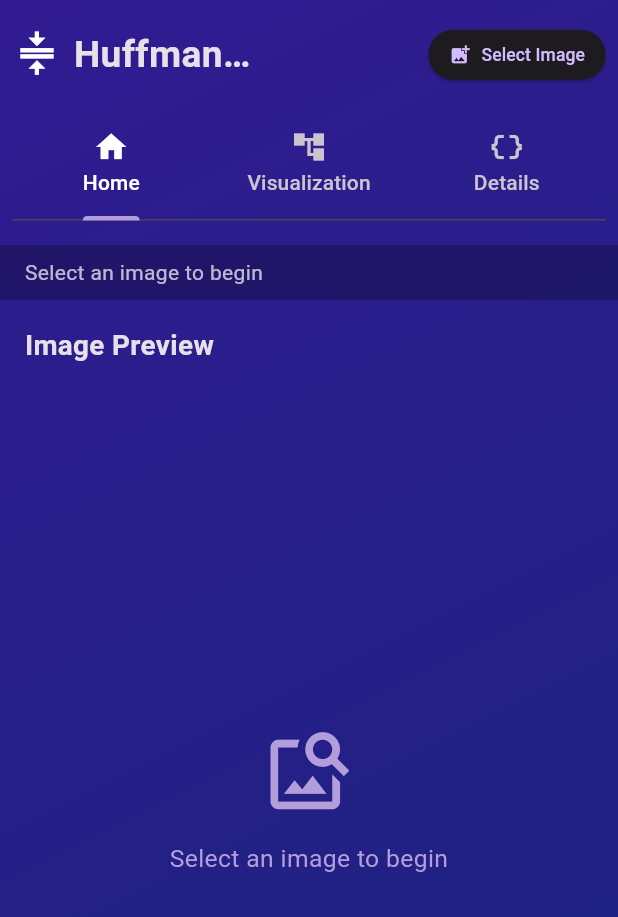
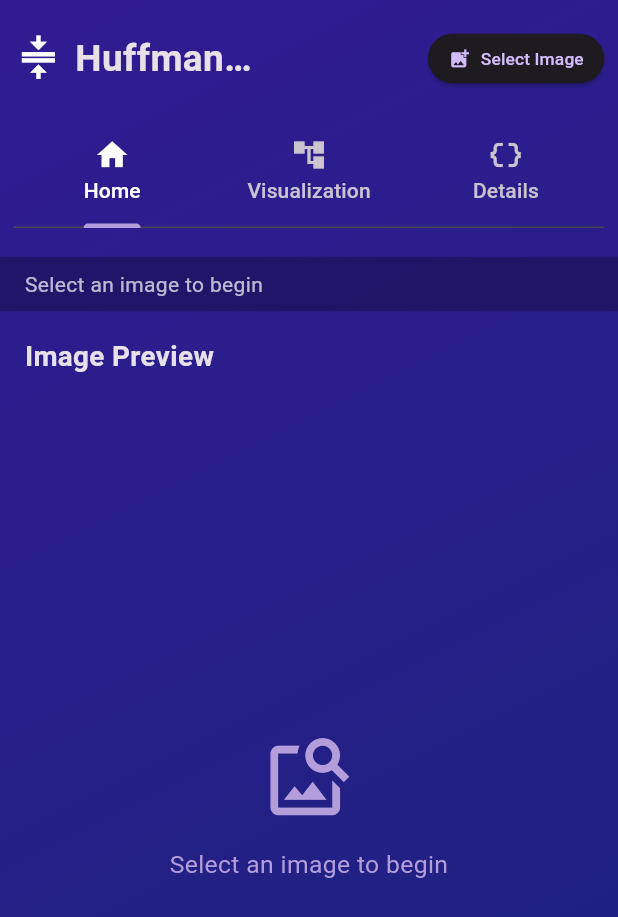
Before and after one commit to MahmoudShawky1612/huffman_image_compression_visualizar, a Flutter app: the screen it shows after launch, on a phone screen of 412 x 824 dp. Shown: the top 917 px of the screen. Run offline on Flutter 3.47's test engine with Material 3 defaults, Android fonts, the phone set to English and light mode, and no system bars; our stand-ins replace file_picker, flutter_animate, flutter_screenutil, pdf, permission_handler.

Commit message:
make it responsive by using flutter screen util

```diff
--- a/lib/app_bar_widget.dart
+++ b/lib/app_bar_widget.dart
@@ -1,4 +1,5 @@
 import 'package:flutter/material.dart';
+import 'package:flutter_screenutil/flutter_screenutil.dart';
 
 class AppBarWidget extends StatelessWidget {
   final Size screenSize;
@@ -18,20 +19,20 @@ class AppBarWidget extends StatelessWidget {
   Widget build(BuildContext context) {
     return Container(
       padding: EdgeInsets.symmetric(
-        vertical: screenSize.height * 0.02,
-        horizontal: screenSize.width * 0.02,
+        vertical: 16.h,
+        horizontal: 8.w,
       ),
       child: Column(
         children: [
           Row(
             children: [
-              Icon(Icons.compress, size: screenSize.width * 0.08),
+              Icon(Icons.compress, size: 28.8.w),
               const SizedBox(width: 8),
               Flexible(
                 child: Text(
                   'Huffman Image Compressor',
                   style: TextStyle(
-                    fontSize: screenSize.width * 0.06,
+                    fontSize: 21.6.sp,
                     fontWeight: FontWeight.bold,
                   ),
                   overflow: TextOverflow.ellipsis,
@@ -47,8 +48,8 @@ class AppBarWidget extends StatelessWidget {
                     label: const Text('Select Image'),
                     style: ElevatedButton.styleFrom(
                       padding: EdgeInsets.symmetric(
-                        horizontal: screenSize.width * 0.04,
-                        vertical: screenSize.height * 0.01,
+                        horizontal: 14.4.w,
+                        vertical: 4.h,
                       ),
                     ),
                   ),
@@ -56,7 +57,7 @@ class AppBarWidget extends StatelessWidget {
               ),
             ],
           ),
-          SizedBox(height: screenSize.height * 0.02),
+          SizedBox(height: 16.h),
           TabBar(
             controller: tabController,
             tabs: const [
--- a/lib/home_tab_widget.dart
+++ b/lib/home_tab_widget.dart
@@ -1,6 +1,7 @@
 import 'dart:io';
 
 import 'package:flutter/material.dart';
+import 'package:flutter_screenutil/flutter_screenutil.dart';
 
 class HomeTabWidget extends StatelessWidget {
   final Size screenSize;
@@ -19,18 +20,18 @@ class HomeTabWidget extends StatelessWidget {
   @override
   Widget build(BuildContext context) {
     return Padding(
-      padding: EdgeInsets.all(screenSize.width * 0.04),
+      padding: EdgeInsets.all(14.4.w),
       child: Column(
         crossAxisAlignment: CrossAxisAlignment.start,
         children: [
           Text(
             'Image Preview',
             style: TextStyle(
-              fontSize: screenSize.width * 0.045,
+              fontSize: 16.2.sp,
               fontWeight: FontWeight.bold,
             ),
           ),
-          SizedBox(height: screenSize.height * 0.02),
+          SizedBox(height: 13.8.h),
           Expanded(
             child: Center(
               child:
@@ -51,11 +52,11 @@ class HomeTabWidget extends StatelessWidget {
     return Card(
       elevation: 8,
       shape: RoundedRectangleBorder(
-        borderRadius: BorderRadius.circular(screenSize.width * 0.04),
+        borderRadius: BorderRadius.circular(14.4.w),
       ),
       color: Colors.black12,
       child: Padding(
-        padding: EdgeInsets.all(screenSize.width * 0.04),
+        padding: EdgeInsets.all(14.4.w),
         child: LayoutBuilder(
           builder: (context, constraints) {
             final imageSize = constraints.maxWidth * 0.4;
@@ -72,28 +73,28 @@ class HomeTabWidget extends StatelessWidget {
                       originalImage.hashCode.toString(),
                       imageSize,
                     ),
-                  SizedBox(width: screenSize.width * 0.04),
+                  SizedBox(width: 14.4.w),
                   Column(
                     mainAxisAlignment: MainAxisAlignment.center,
                     children: [
                       Icon(
                         Icons.arrow_forward,
                         color: Colors.deepPurple.shade200,
-                        size: screenSize.width * 0.08,
+                        size: 28.8.w,
                       ),
-                      SizedBox(height: screenSize.height * 0.01),
+                      SizedBox(height: 6.9.h),
                       if (compressionRatio != null)
                         Text(
                           '${compressionRatio!.toStringAsFixed(2)}x smaller',
                           style: TextStyle(
                             color: Colors.deepPurple.shade200,
                             fontWeight: FontWeight.bold,
-                            fontSize: screenSize.width * 0.035,
+                            fontSize: 12.6.sp,
                           ),
                         ),
                     ],
                   ),
-                  SizedBox(width: screenSize.width * 0.04),
+                  SizedBox(width: 14.4.w),
                   if (grayscaleImage != null)
                     _buildImageCard(
                       'Grayscale (.hff output)',
@@ -121,32 +122,33 @@ class HomeTabWidget extends StatelessWidget {
     return Column(
       children: [
         ClipRRect(
-          borderRadius: BorderRadius.circular(8),
+          borderRadius: BorderRadius.circular(8.r),
           child: Container(
             width: imageSize,
             height: imageSize,
             decoration: BoxDecoration(
-              border: Border.all(color: color, width: 2),
-              borderRadius: BorderRadius.circular(8),
+              border: Border.all(color: color, width: 2.w),
+              borderRadius: BorderRadius.circular(8.r),
             ),
             child: Image.file(image, fit: BoxFit.cover, key: ValueKey(key)),
           ),
         ),
-        SizedBox(height: imageSize * 0.05),
+        SizedBox(height: (imageSize * 0.05).h),
         Container(
           padding: EdgeInsets.symmetric(
-            horizontal: imageSize * 0.08,
-            vertical: imageSize * 0.03,
+            horizontal: (imageSize * 0.08).w,
+            vertical: (imageSize * 0.03).h,
           ),
           decoration: BoxDecoration(
             color: color,
-            borderRadius: BorderRadius.circular(imageSize * 0.08),
+            borderRadius: BorderRadius.circular((imageSize * 0.08).r),
           ),
           child: Text(
             label,
-            style: const TextStyle(
+            style:   TextStyle(
               color: Colors.white,
               fontWeight: FontWeight.bold,
+              fontSize: 14.4.sp,
             ),
           ),
         ),
@@ -161,15 +163,15 @@ class HomeTabWidget extends StatelessWidget {
         children: [
           Icon(
             Icons.image_search,
-            size: screenSize.width * 0.15,
+            size: 54.w,
             color: Colors.deepPurple.shade200,
           ),
-          SizedBox(height: screenSize.height * 0.02),
+          SizedBox(height: 13.8.h),
           Text(
             message,
             style: TextStyle(
               color: Colors.deepPurple.shade200,
-              fontSize: screenSize.width * 0.04,
+              fontSize: 14.4.sp,
             ),
             textAlign: TextAlign.center,
           ),
--- a/lib/main.dart
+++ b/lib/main.dart
@@ -1,4 +1,5 @@
 import 'package:flutter/material.dart';
+import 'package:flutter_screenutil/flutter_screenutil.dart';
 
 import 'image_compressor.dart';
 
@@ -11,6 +12,11 @@ class MyApp extends StatelessWidget {
 
   @override
   Widget build(BuildContext context) {
+    return ScreenUtilInit(
+      designSize: const Size(360, 690),
+      minTextAdapt: true,
+      splitScreenMode: true,
+      builder: (context, child) {
         return MaterialApp(
           title: 'Image Compressor',
           debugShowCheckedModeBanner: false,
@@ -21,7 +27,10 @@ class MyApp extends StatelessWidget {
             ),
             useMaterial3: true,
           ),
-      home: ImageCompressor(),
+          home: child,
+        );
+      },
+      child: const ImageCompressor(),
     );
   }
 }
--- a/lib/status_bar_widget.dart
+++ b/lib/status_bar_widget.dart
@@ -1,4 +1,5 @@
 import 'package:flutter/material.dart';
+import 'package:flutter_screenutil/flutter_screenutil.dart';
 
 class StatusBarWidget extends StatelessWidget {
   final Size screenSize;
@@ -18,22 +19,22 @@ class StatusBarWidget extends StatelessWidget {
   Widget build(BuildContext context) {
     return Container(
       padding: EdgeInsets.symmetric(
-        vertical: screenSize.height * 0.01,
-        horizontal: screenSize.width * 0.04,
+        vertical: 6.9.h,
+        horizontal: 14.4.w,
       ),
       color: Colors.black26,
       child: Row(
         children: [
           if (isLoading)
             SizedBox(
-              width: screenSize.width * 0.04,
-              height: screenSize.width * 0.04,
+              width: 14.4.w,
+              height: 14.4.w,
               child: CircularProgressIndicator(
                 strokeWidth: 2,
                 color: Colors.deepPurple.shade200,
               ),
             ),
-          if (isLoading) SizedBox(width: screenSize.width * 0.03),
+          if (isLoading) SizedBox(width: 10.8.w),
           Expanded(
             child: Text(
               statusMessage,
--- a/lib/tree_width_calculator.dart
+++ b/lib/tree_width_calculator.dart
@@ -1,10 +1,11 @@
 import 'huffman_class.dart';
+import 'package:flutter_screenutil/flutter_screenutil.dart';
 
 class TreeWidthCalculator {
   static double calculateTreeWidth(HuffmanNode root, double nodeSpacing) {
     Map<HuffmanNode, double> xPositions = {};
     int totalPositions = _calculateXPositions(root, xPositions);
-    return totalPositions * nodeSpacing;
+    return totalPositions * nodeSpacing.w;
   }
 
   static int _calculateXPositions(
--- a/pubspec.yaml
+++ b/pubspec.yaml
@@ -30,6 +30,7 @@ environment:
 dependencies:
   flutter:
     sdk: flutter
+  flutter_screenutil: ^5.9.3
 
   # The following adds the Cupertino Icons font to your application.
   # Use with the CupertinoIcons class for iOS style icons.
```
Also changed, not shown: lib/details_tab_widget.dart (+14 -13 lines), lib/huffman_tree_painter.dart (+11 -10 lines), lib/visualization_tab_widget.dart (+29 -42 lines), pubspec.lock. Lines whose indentation alone changed are shown as unchanged.
